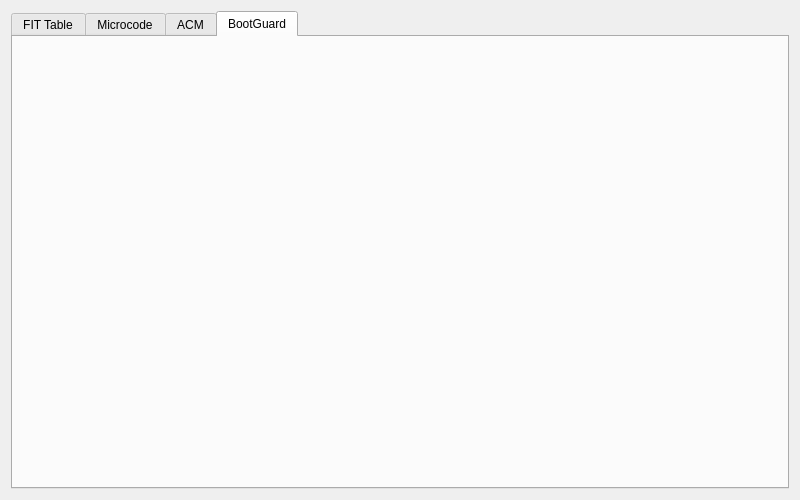
Old version of the form InfoWindow.ui in the repository stephan-zhuchen/BIOS-Viewer.
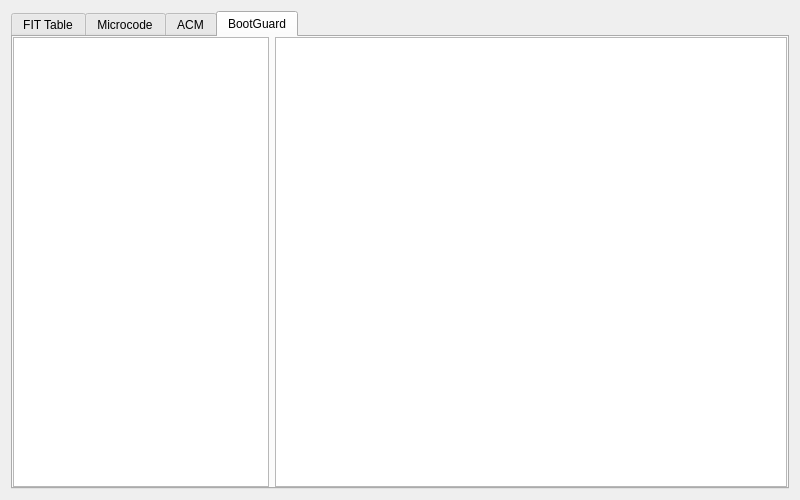
New version of the form. The open tabs and pages were chosen to show the change.

Commit message: BIOS Viewer 0.12 1. add BPM/KM info; 2. add light logo.

The edit to the form file:
```diff
--- a/InfoWindow.ui
+++ b/InfoWindow.ui
@@ -177,6 +177,49 @@
       <attribute name="title">
        <string>BootGuard</string>
       </attribute>
+      <layout class="QHBoxLayout" name="horizontalLayout_5">
+       <property name="spacing">
+        <number>6</number>
+       </property>
+       <property name="leftMargin">
+        <number>0</number>
+       </property>
+       <property name="topMargin">
+        <number>0</number>
+       </property>
+       <property name="rightMargin">
+        <number>0</number>
+       </property>
+       <property name="bottomMargin">
+        <number>0</number>
+       </property>
+       <item>
+        <widget class="QListWidget" name="BtgListWidget">
+         <property name="sizePolicy">
+          <sizepolicy hsizetype="Minimum" vsizetype="Expanding">
+           <horstretch>0</horstretch>
+           <verstretch>0</verstretch>
+          </sizepolicy>
+         </property>
+         <property name="minimumSize">
+          <size>
+           <width>200</width>
+           <height>0</height>
+          </size>
+         </property>
+        </widget>
+       </item>
+       <item>
+        <widget class="QTextBrowser" name="BtgTextBrowser">
+         <property name="acceptDrops">
+          <bool>false</bool>
+         </property>
+         <property name="lineWrapMode">
+          <enum>QTextEdit::NoWrap</enum>
+         </property>
+        </widget>
+       </item>
+      </layout>
      </widget>
     </widget>
    </item>
```
Left out of the diff: 12 changed lines with no effect on the pictures. The commit also changes 462 other files.
